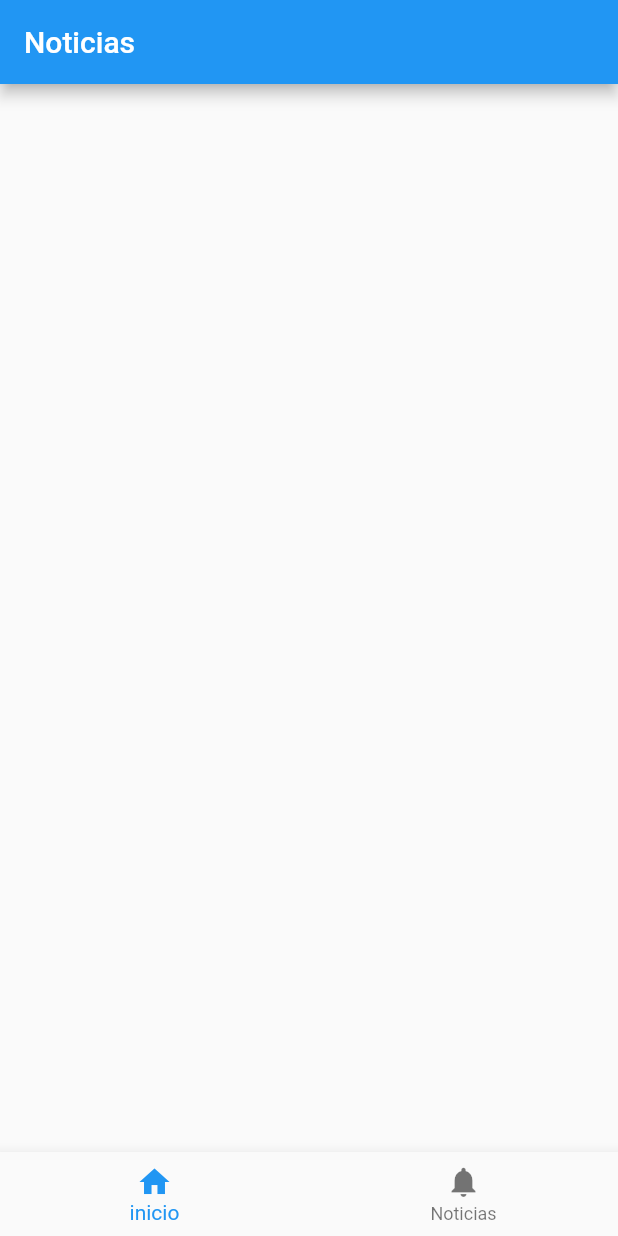
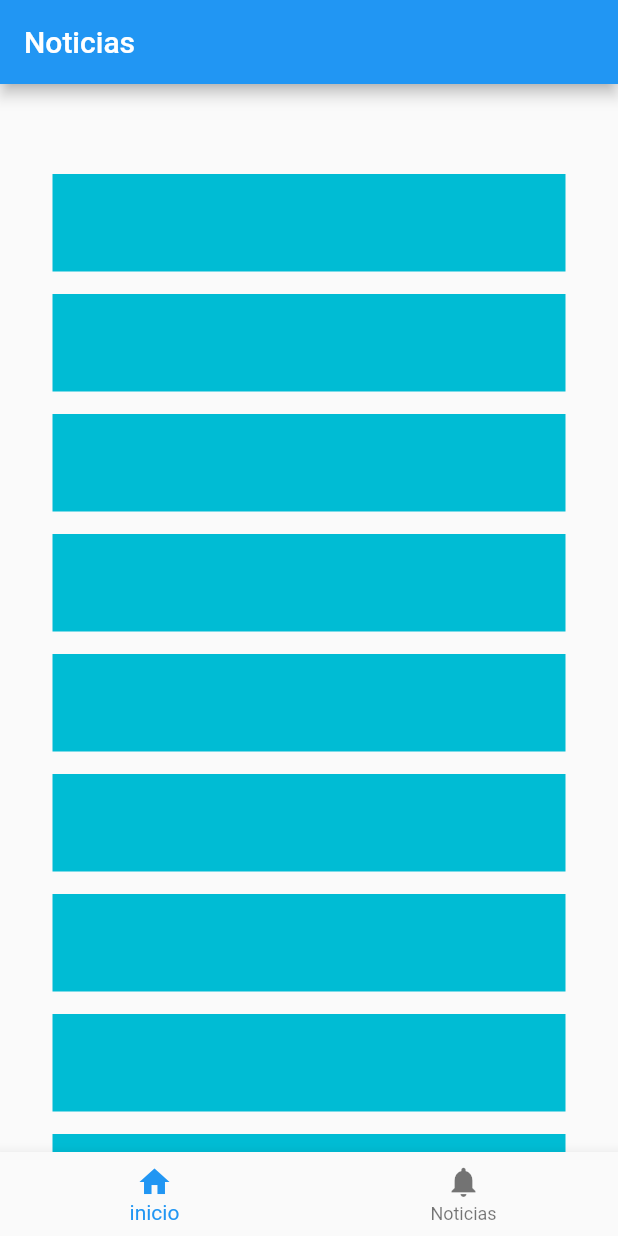
Before and after one commit to MauryBenavidez/School-maps, a Flutter app: the screen it shows after launch, on a phone screen of 412 x 824 dp. Run offline on Flutter 3.47's test engine with Material 2 defaults, Android fonts, the phone set to English and light mode, and no system bars.

Commit message:
Pantalla Noticias
Haciendo list view

```diff
--- a/lib/main.dart
+++ b/lib/main.dart
@@ -1,5 +1,5 @@
 import 'package:flutter/material.dart';
-
+import 'views/inicio.dart';
 import 'views/noticias.dart';
 void main() {
   runApp(MyApp());
--- a/lib/views/inicio.dart
+++ b/lib/views/inicio.dart
@@ -1,5 +1,6 @@
 import 'package:flutter/material.dart';//paquete principal
-import 'package:schools_maps/views/widgets/barra.dart';//pauquete de widget barra
+import 'package:schools_maps/views/widgets/barra.dart';
+import 'package:schools_maps/views/widgets/widget_noticias.dart';//pauquete de widget barra
 
 class Inicio extends StatefulWidget {
   static String id ='Inicio';//id de conexion con main
@@ -32,7 +33,11 @@ class _MyStatefulWidgetState extends State<Inicio> {
 
             ),
             child: Barra(),//conexión de widget barra con inicio
-            )
+            ),
+            SizedBox(
+              height: 30.0,
+            ),
+
           ],
         ),
 
--- a/lib/views/noticias.dart
+++ b/lib/views/noticias.dart
@@ -1,4 +1,6 @@
 import 'package:flutter/material.dart';
+
+import 'package:schools_maps/views/widgets/widget_noticias.dart';
 
 class Noticias extends StatefulWidget {
   static String id ='Noticias';
@@ -18,22 +20,32 @@ class _MyStatefulWidgetState extends State<Noticias> {
     });
   }
 
+
   @override
   Widget build(BuildContext context) {
     return Scaffold(
       appBar: AppBar(
-        title: const Text('Noticias'),
+        title: const Text('Noticias'),//encabezado de la pantalla
+
       ),
 
       body: Center(
         child: Column(
+
           mainAxisSize: MainAxisSize.max,
           children: [
             Padding(padding: EdgeInsets.only(
+              top: 40.0,
+              left: 30.0,
+              right: 30.0,
 
             ),
 
-            )
+            ),
+            SizedBox(
+              height: 5.0,
+            ),
+            Widgetnoticias(),
           ],
         ),
 
@@ -44,12 +56,12 @@ class _MyStatefulWidgetState extends State<Noticias> {
           BottomNavigationBarItem(
             icon: Icon(Icons.home),
             label: 'inicio',
-            backgroundColor: Colors.red,
+            backgroundColor: Colors.cyan,
           ),
           BottomNavigationBarItem(
             icon: Icon(Icons.notifications),
             label: 'Noticias',
-            backgroundColor: Colors.green,
+            backgroundColor: Colors.cyan,
           ),
 
         ],
--- a/lib/views/widgets/barra.dart
+++ b/lib/views/widgets/barra.dart
@@ -20,14 +20,14 @@ class Barra extends StatelessWidget {
         borderRadius:  BorderRadius.circular(20.0),//contorno de la barra de busqueda
       ),
       child: TextField(
-        cursorColor: Colors.grey,
+        cursorColor: Colors.grey,//color de lo que escribis en la barra de busqueda
         decoration: InputDecoration(
-          prefixIcon: Icon(
+          prefixIcon: Icon(//Icono de busqueda con sus configuraciones
             CupertinoIcons.search_circle,
             size: 35.0,
             color: Colors.grey,
             ),
-            suffixIcon: Icon(
+            suffixIcon: Icon(//Icono de recientes con sus configuraciones
               Icons.tune,
               color: Colors.grey,
               size: 28.0,
--- /dev/null
+++ b/lib/views/widgets/widget_noticias.dart
@@ -0,0 +1,44 @@
+import 'package:flutter/material.dart';
+
+
+class Widgetnoticias extends StatelessWidget {
+
+
+  @override
+  Widget build(BuildContext context) {
+    return Expanded(
+      flex: 1,//es para seleccionar quien va  atener el mayor espacio
+      child: ListView.builder(
+        scrollDirection: Axis.vertical,// Es para dar la direccion en donde se mueve los elementos
+        padding: EdgeInsets.only(//medida de la lista
+          left: 25.0,
+          right: 25.0
+        ),
+        itemBuilder: (BuildContext context, int index) {//uso el listview.builder me permite tenert acceso al index
+        return Padding(padding: EdgeInsets.only(
+          left: 10.0,
+          right: 10.0,
+          top: 15.0,
+        ),
+        child: Column(
+          mainAxisSize: MainAxisSize.max,
+          children: [
+            Container(//para que los elemnetos que esten adentro del container se separen del borde
+              padding: EdgeInsets.all(10.0),
+              height: 65.0,//ancho de los campos
+              color: Colors.cyan,//color de los campos
+
+
+            ),
+          ],
+        ),
+        );
+
+
+
+       }
+      ),
+
+    );
+  }
+}
```
Also changed, not shown: assets/images/image1.png (added).
